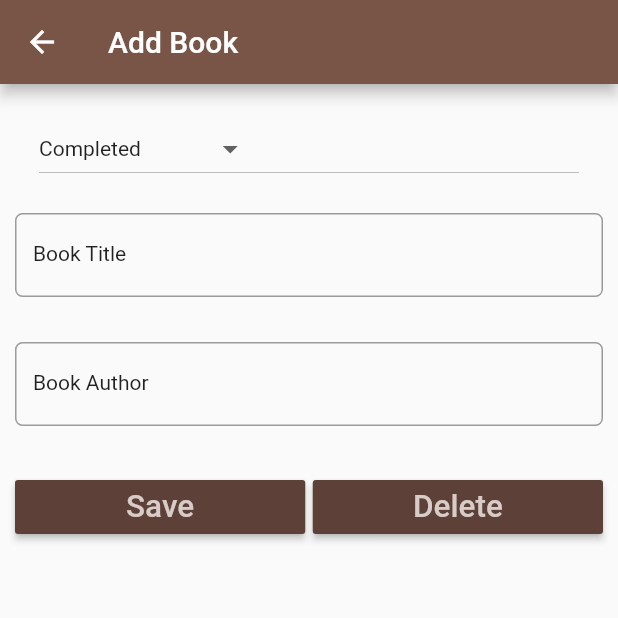
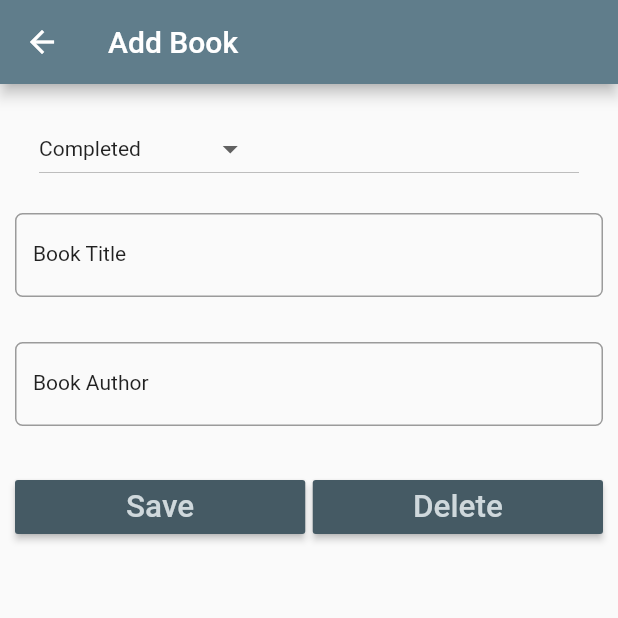
Before and after one commit to shumbaashley/book_logger, a Flutter app: the screen it shows after launch, after a tap on the "add" icon, on a phone screen of 412 x 824 dp, the top half of it. Run offline on Flutter 3.47's test engine with Material 2 defaults, Android fonts, the phone set to English and light mode, and no system bars; our stand-ins replace sqflite; accounts and stored records are empty.

Commit message:
added splash screen with image

```diff
--- a/lib/main.dart
+++ b/lib/main.dart
@@ -1,4 +1,4 @@
-import 'package:book_logger/screens/book_list.dart';
+import 'package:book_logger/screens/splash.dart';
 import 'package:flutter/material.dart';
 
 void main() {
@@ -13,10 +13,10 @@ class MyApp extends StatelessWidget {
       title: 'Book Logger',
       debugShowCheckedModeBanner: false,
       theme: ThemeData(
-        primarySwatch: Colors.brown,
+        primarySwatch: Colors.blueGrey,
         visualDensity: VisualDensity.adaptivePlatformDensity,
       ),
-      home: BookList(),
+      home: SplashWidget(),
     );
   }
 }
--- /dev/null
+++ b/lib/screens/splash.dart
@@ -0,0 +1,50 @@
+import 'dart:async';
+import 'package:book_logger/screens/book_list.dart';
+import 'package:flutter/material.dart';
+import 'package:flutter/painting.dart';
+import 'package:flutter/widgets.dart';
+
+class SplashWidget extends StatefulWidget {
+  SplashWidget({Key key}) : super(key: key);
+  @override
+  _SplashWidgetState createState() => _SplashWidgetState();
+}
+
+class _SplashWidgetState extends State<SplashWidget> {
+  @override
+  void initState() {
+    super.initState();
+    Timer(Duration(seconds: 5), () => Navigator.pushReplacement(context, MaterialPageRoute(builder: (context) => BookList())));
+  }
+
+
+
+  @override
+  Widget build(BuildContext context) {
+    return Scaffold(
+      backgroundColor: Colors.white,
+      body: SafeArea(
+        child: Center(
+          child: Container(
+            padding: EdgeInsets.all(30.0),
+            child: Column(
+              mainAxisAlignment: MainAxisAlignment.center,
+              crossAxisAlignment: CrossAxisAlignment.center,
+              children: <Widget>[
+                ClipRRect(
+                  borderRadius: BorderRadius.circular(20.0),
+                  child: SizedBox(
+                    height: 250.0,
+                    child: Image.asset(
+                      "images/book_logger_icon.png",
+                    ),
+                  ),
+                ),
+              ],
+            ),
+          ),
+        ),
+      ),
+    );
+  }
+}
--- a/pubspec.yaml
+++ b/pubspec.yaml
@@ -46,8 +46,8 @@ flutter:
   uses-material-design: true
 
   # To add assets to your application, add an assets section, like this:
-  # assets:
-  #   - images/a_dot_burr.jpeg
+  assets:
+    - images/book_logger_icon.png
   #   - images/a_dot_ham.jpeg
 
   # An image asset can refer to one or more resolution-specific "variants", see
```
Also changed, not shown: lib/screens/book_list.dart (+8 -7 lines), images/book_logger_icon.png (added).
